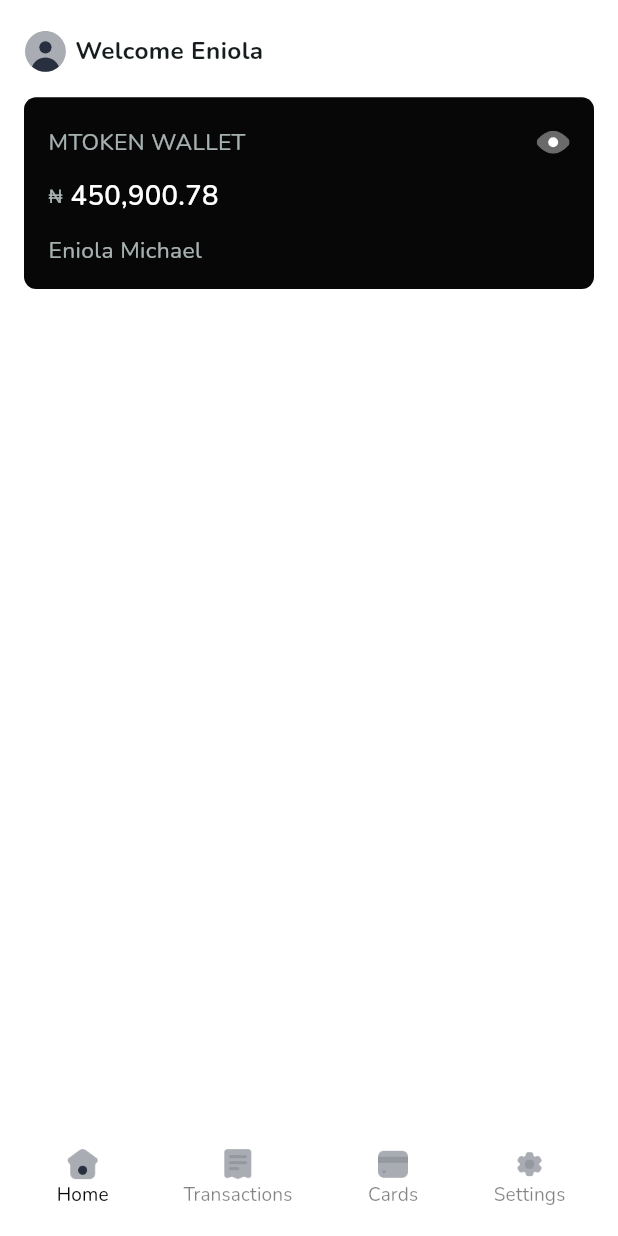
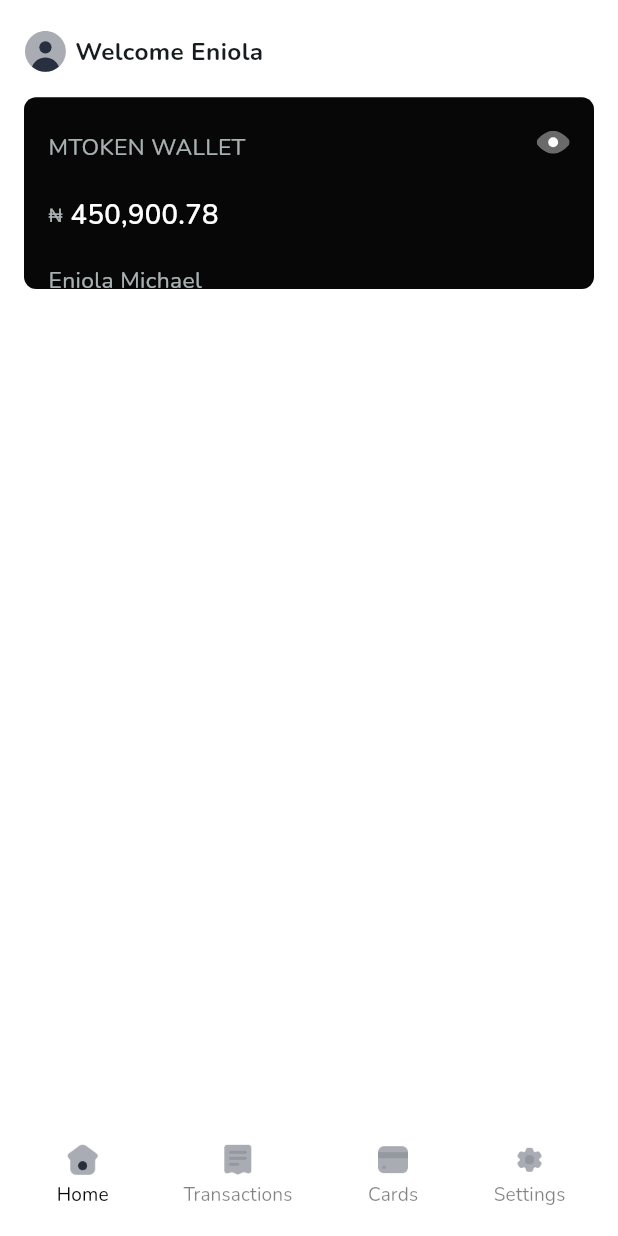
Before and after one commit to nikkieke/okeowo, a Flutter app: the screen it shows after launch, on a phone screen of 412 x 824 dp. Run offline on Flutter 3.47's test engine with Material 2 defaults, Android fonts, the light colour scheme and no system bars; our stand-ins replace flutter_screenutil, flutter_svg, go_router, google_fonts.

Commit message:
update height property in text class

```diff
--- a/lib/widgets/app_text.dart
+++ b/lib/widgets/app_text.dart
@@ -41,7 +41,7 @@ class AppText extends StatelessWidget{
         fontSize: size,
         fontWeight: fontWeight,
         color: color,
-        height: height ?? 1.0,
+        height: height ?? 1.5,
         fontFamily: fontFamily ?? GoogleFonts.nunito().fontFamily,
         decoration: line,
       ),
```
